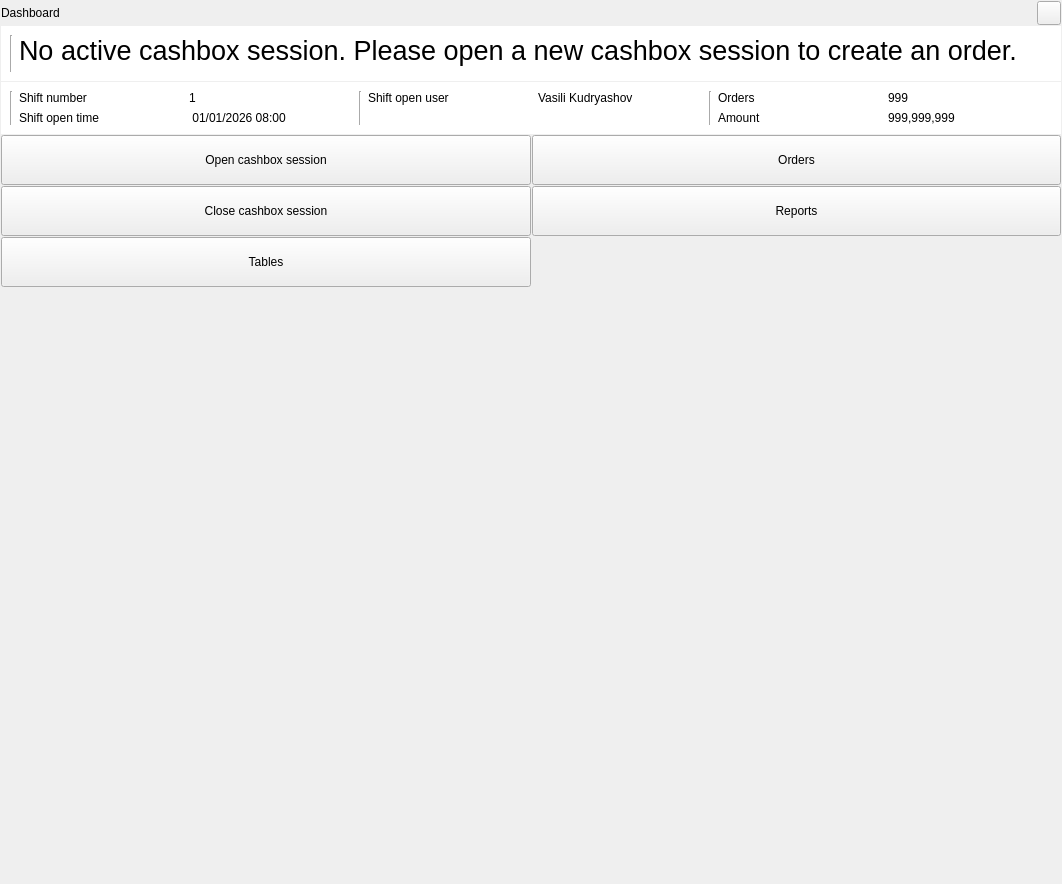
This is Waiter/dlgdashboard.ui in End1-1/Cafe5 as Qt 5 draws it before an edit. The edited form follows.
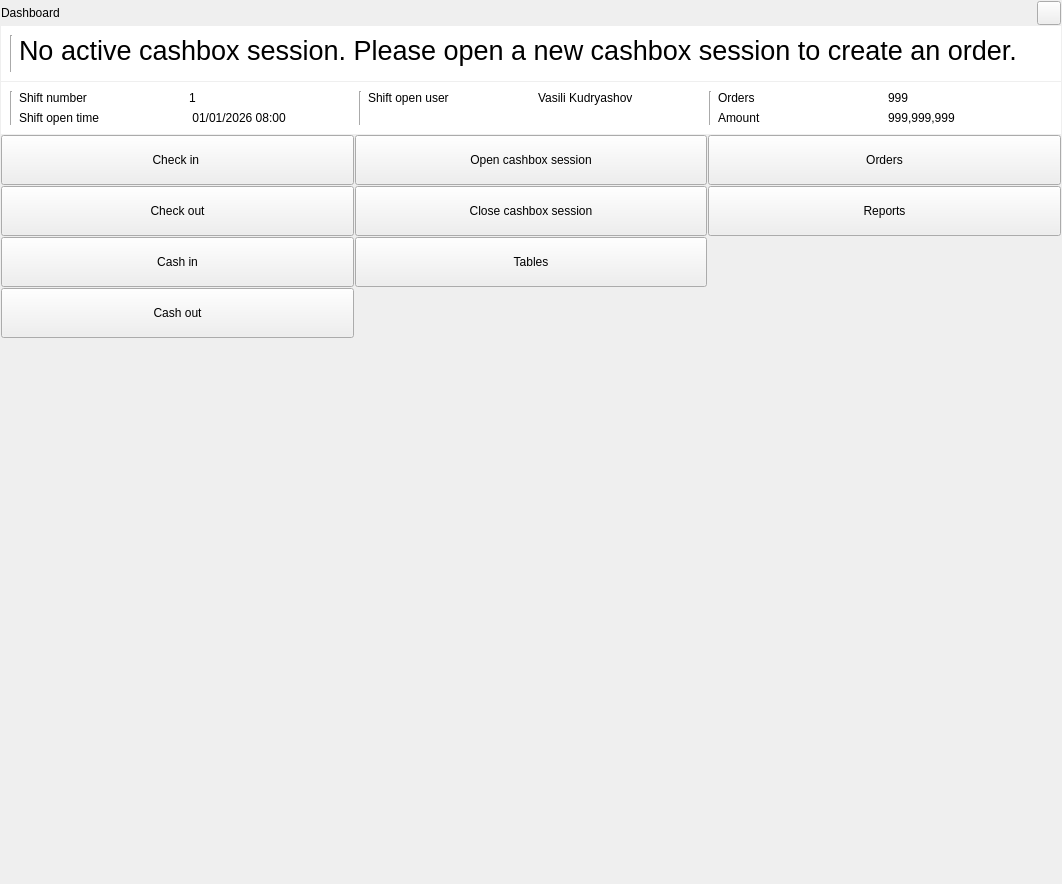
This is the edited form. Icons and pictures are not drawn.

What changed in the file:
```diff
--- a/Waiter/dlgdashboard.ui
+++ b/Waiter/dlgdashboard.ui
@@ -167,48 +167,7 @@
       <property name="spacing">
        <number>1</number>
       </property>
-      <item row="3" column="0">
-       <widget class="QToolButton" name="btnCloseCashbox">
-        <property name="sizePolicy">
-         <sizepolicy hsizetype="Expanding" vsizetype="Fixed">
-          <horstretch>0</horstretch>
-          <verstretch>0</verstretch>
-         </sizepolicy>
-        </property>
-        <property name="minimumSize">
-         <size>
-          <width>0</width>
-          <height>50</height>
-         </size>
-        </property>
-        <property name="text">
-         <string>Close cashbox session</string>
-        </property>
-       </widget>
-      </item>
-      <item row="2" column="1">
-       <widget class="QToolButton" name="btnOrders">
-        <property name="sizePolicy">
-         <sizepolicy hsizetype="Expanding" vsizetype="Fixed">
-          <horstretch>0</horstretch>
-          <verstretch>0</verstretch>
-         </sizepolicy>
-        </property>
-        <property name="minimumSize">
-         <size>
-          <width>0</width>
-          <height>50</height>
-         </size>
-        </property>
-        <property name="text">
-         <string>Orders</string>
-        </property>
-       </widget>
-      </item>
-      <item row="5" column="1">
-       <widget class="QWidget" name="widget_2" native="true"/>
-      </item>
-      <item row="4" column="0">
+      <item row="4" column="1">
        <widget class="QToolButton" name="btnGoHall">
         <property name="sizePolicy">
          <sizepolicy hsizetype="Expanding" vsizetype="Fixed">
@@ -227,39 +186,7 @@
         </property>
        </widget>
       </item>
-      <item row="5" column="0">
-       <spacer name="verticalSpacer">
-        <property name="orientation">
-         <enum>Qt::Orientation::Vertical</enum>
-        </property>
-        <property name="sizeHint" stdset="0">
-         <size>
-          <width>20</width>
-          <height>40</height>
-         </size>
-        </property>
-       </spacer>
-      </item>
-      <item row="2" column="0">
-       <widget class="QToolButton" name="btnOpenCashbox">
-        <property name="sizePolicy">
-         <sizepolicy hsizetype="Expanding" vsizetype="Fixed">
-          <horstretch>0</horstretch>
-          <verstretch>0</verstretch>
-         </sizepolicy>
-        </property>
-        <property name="minimumSize">
-         <size>
-          <width>0</width>
-          <height>50</height>
-         </size>
-        </property>
-        <property name="text">
-         <string>Open cashbox session</string>
-        </property>
-       </widget>
-      </item>
-      <item row="1" column="0" colspan="2">
+      <item row="1" column="0" colspan="3">
        <widget class="QWidget" name="wsessionifno" native="true">
         <property name="minimumSize">
          <size>
@@ -374,7 +301,26 @@
         </layout>
        </widget>
       </item>
-      <item row="3" column="1">
+      <item row="2" column="0">
+       <widget class="QToolButton" name="btnCheckin">
+        <property name="sizePolicy">
+         <sizepolicy hsizetype="Expanding" vsizetype="Fixed">
+          <horstretch>0</horstretch>
+          <verstretch>0</verstretch>
+         </sizepolicy>
+        </property>
+        <property name="minimumSize">
+         <size>
+          <width>0</width>
+          <height>50</height>
+         </size>
+        </property>
+        <property name="text">
+         <string>Check in </string>
+        </property>
+       </widget>
+      </item>
+      <item row="3" column="2">
        <widget class="QToolButton" name="btnReports">
         <property name="sizePolicy">
          <sizepolicy hsizetype="Expanding" vsizetype="Fixed">
@@ -393,6 +339,136 @@
         </property>
        </widget>
       </item>
+      <item row="4" column="0">
+       <widget class="QToolButton" name="btnCashIn">
+        <property name="sizePolicy">
+         <sizepolicy hsizetype="Expanding" vsizetype="Fixed">
+          <horstretch>0</horstretch>
+          <verstretch>0</verstretch>
+         </sizepolicy>
+        </property>
+        <property name="minimumSize">
+         <size>
+          <width>0</width>
+          <height>50</height>
+         </size>
+        </property>
+        <property name="text">
+         <string>Cash in</string>
+        </property>
+       </widget>
+      </item>
+      <item row="2" column="2">
+       <widget class="QToolButton" name="btnOrders">
+        <property name="sizePolicy">
+         <sizepolicy hsizetype="Expanding" vsizetype="Fixed">
+          <horstretch>0</horstretch>
+          <verstretch>0</verstretch>
+         </sizepolicy>
+        </property>
+        <property name="minimumSize">
+         <size>
+          <width>0</width>
+          <height>50</height>
+         </size>
+        </property>
+        <property name="text">
+         <string>Orders</string>
+        </property>
+       </widget>
+      </item>
+      <item row="3" column="0">
+       <widget class="QToolButton" name="btnCheckout">
+        <property name="sizePolicy">
+         <sizepolicy hsizetype="Expanding" vsizetype="Fixed">
+          <horstretch>0</horstretch>
+          <verstretch>0</verstretch>
+         </sizepolicy>
+        </property>
+        <property name="minimumSize">
+         <size>
+          <width>0</width>
+          <height>50</height>
+         </size>
+        </property>
+        <property name="text">
+         <string>Check out</string>
+        </property>
+       </widget>
+      </item>
+      <item row="6" column="2">
+       <widget class="QWidget" name="widget_2" native="true"/>
+      </item>
+      <item row="3" column="1">
+       <widget class="QToolButton" name="btnCloseCashbox">
+        <property name="sizePolicy">
+         <sizepolicy hsizetype="Expanding" vsizetype="Fixed">
+          <horstretch>0</horstretch>
+          <verstretch>0</verstretch>
+         </sizepolicy>
+        </property>
+        <property name="minimumSize">
+         <size>
+          <width>0</width>
+          <height>50</height>
+         </size>
+        </property>
+        <property name="text">
+         <string>Close cashbox session</string>
+        </property>
+       </widget>
+      </item>
+      <item row="2" column="1">
+       <widget class="QToolButton" name="btnOpenCashbox">
+        <property name="sizePolicy">
+         <sizepolicy hsizetype="Expanding" vsizetype="Fixed">
+          <horstretch>0</horstretch>
+          <verstretch>0</verstretch>
+         </sizepolicy>
+        </property>
+        <property name="minimumSize">
+         <size>
+          <width>0</width>
+          <height>50</height>
+         </size>
+        </property>
+        <property name="text">
+         <string>Open cashbox session</string>
+        </property>
+       </widget>
+      </item>
+      <item row="6" column="1">
+       <spacer name="verticalSpacer">
+        <property name="orientation">
+         <enum>Qt::Orientation::Vertical</enum>
+        </property>
+        <property name="sizeHint" stdset="0">
+         <size>
+          <width>20</width>
+          <height>40</height>
+         </size>
+        </property>
+       </spacer>
+      </item>
+      <item row="5" column="0">
+       <widget class="QToolButton" name="btnCashOut">
+        <property name="sizePolicy">
+         <sizepolicy hsizetype="Expanding" vsizetype="Fixed">
+          <horstretch>0</horstretch>
+          <verstretch>0</verstretch>
+         </sizepolicy>
+        </property>
+        <property name="minimumSize">
+         <size>
+          <width>0</width>
+          <height>50</height>
+         </size>
+        </property>
+        <property name="text">
+         <string>Cash out</string>
+        </property>
+       </widget>
+      </item>
      </layout>
     </widget>
    </item>
```
Left out of the diff: 6 changed lines with no effect on the pictures.
